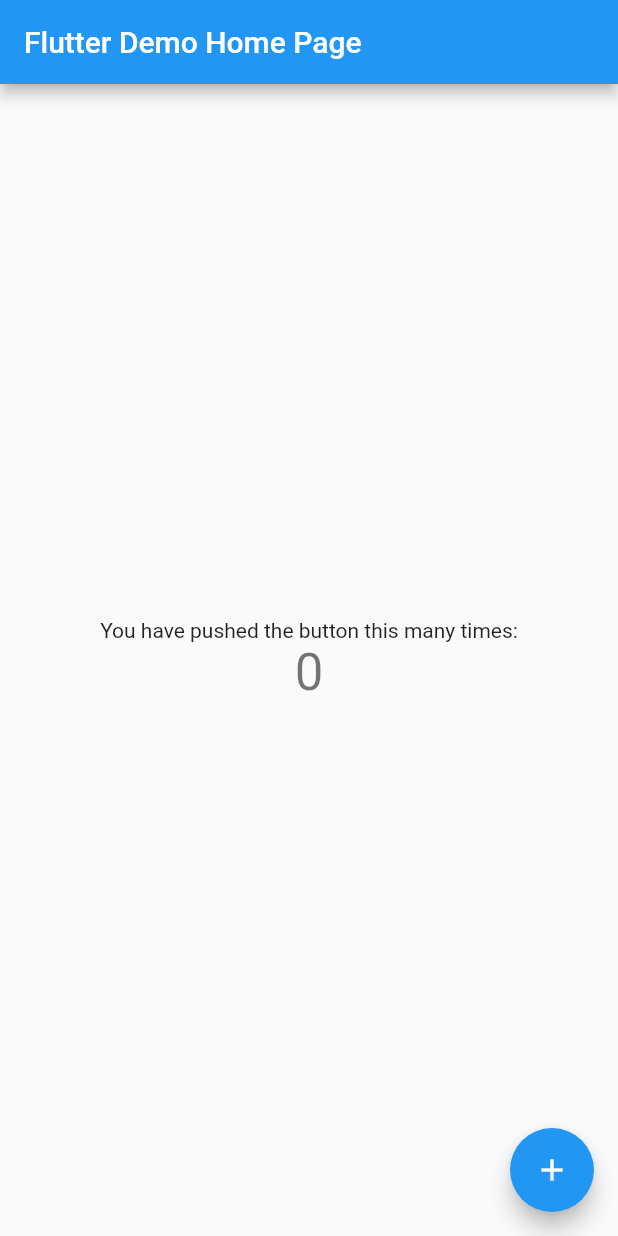
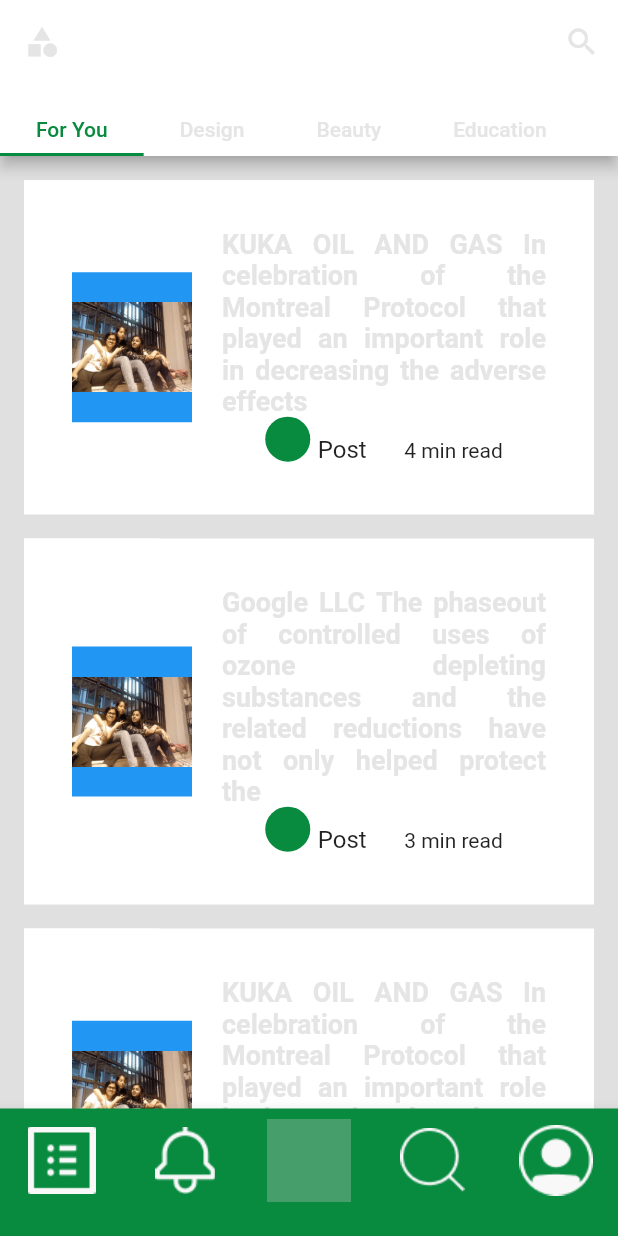
Before and after one commit to gloria2000/2021-IBM-ISL-GoodTechScholars-Greenie, a Flutter app: the screen it shows after launch, on a phone screen of 412 x 824 dp. Run offline on Flutter 3.47's test engine with Material 2 defaults, Android fonts, the phone set to English and light mode, and no system bars.

Commit message:
Add Nav Bar

```diff
--- a/lib/main.dart
+++ b/lib/main.dart
@@ -1,5 +1,5 @@
 import 'package:flutter/material.dart';
-
+import 'package:greenie/pages/feed.dart';
 void main() {
   runApp(const MyApp());
 }
@@ -24,92 +24,8 @@
         // is not restarted.
         primarySwatch: Colors.blue,
       ),
-      home: const MyHomePage(title: 'Flutter Demo Home Page'),
+      // ignore: prefer_const_constructors
+      home: Feed(),
     );
   }
 }
-
-class MyHomePage extends StatefulWidget {
-  const MyHomePage({Key? key, required this.title}) : super(key: key);
-
-  // This widget is the home page of your application. It is stateful, meaning
-  // that it has a State object (defined below) that contains fields that affect
-  // how it looks.
-
-  // This class is the configuration for the state. It holds the values (in this
-  // case the title) provided by the parent (in this case the App widget) and
-  // used by the build method of the State. Fields in a Widget subclass are
-  // always marked "final".
-
-  final String title;
-
-  @override
-  State<MyHomePage> createState() => _MyHomePageState();
-}
-
-class _MyHomePageState extends State<MyHomePage> {
-  int _counter = 0;
-
-  void _incrementCounter() {
-    setState(() {
-      // This call to setState tells the Flutter framework that something has
-      // changed in this State, which causes it to rerun the build method below
-      // so that the display can reflect the updated values. If we changed
-      // _counter without calling setState(), then the build method would not be
-      // called again, and so nothing would appear to happen.
-      _counter++;
-    });
-  }
-
-  @override
-  Widget build(BuildContext context) {
-    // This method is rerun every time setState is called, for instance as done
-    // by the _incrementCounter method above.
-    //
-    // The Flutter framework has been optimized to make rerunning build methods
-    // fast, so that you can just rebuild anything that needs updating rather
-    // than having to individually change instances of widgets.
-    return Scaffold(
-      appBar: AppBar(
-        // Here we take the value from the MyHomePage object that was created by
-        // the App.build method, and use it to set our appbar title.
-        title: Text(widget.title),
-      ),
-      body: Center(
-        // Center is a layout widget. It takes a single child and positions it
-        // in the middle of the parent.
-        child: Column(
-          // Column is also a layout widget. It takes a list of children and
-          // arranges them vertically. By default, it sizes itself to fit its
-          // children horizontally, and tries to be as tall as its parent.
-          //
-          // Invoke "debug painting" (press "p" in the console, choose the
-          // "Toggle Debug Paint" action from the Flutter Inspector in Android
-          // Studio, or the "Toggle Debug Paint" command in Visual Studio Code)
-          // to see the wireframe for each widget.
-          //
-          // Column has various properties to control how it sizes itself and
-          // how it positions its children. Here we use mainAxisAlignment to
-          // center the children vertically; the main axis here is the vertical
-          // axis because Columns are vertical (the cross axis would be
-          // horizontal).
-          mainAxisAlignment: MainAxisAlignment.center,
-          children: <Widget>[
-            const Text(
-              'You have pushed the button this many times:',
-            ),
-            Text(
-              '$_counter',
-              style: Theme.of(context).textTheme.headline4,
-            ),
-          ],
-        ),
-      ),
-      floatingActionButton: FloatingActionButton(
-        onPressed: _incrementCounter,
-        tooltip: 'Increment',
-        child: const Icon(Icons.add),
-      ), // This trailing comma makes auto-formatting nicer for build methods.
-    );
-  }
-}
--- /dev/null
+++ b/lib/pages/feed.dart
@@ -0,0 +1,223 @@
+import 'package:flutter/material.dart';
+import '../ui/utils.dart';
+class Feed extends StatefulWidget {
+  const Feed({Key? key}) : super(key: key);
+
+  @override
+  _FeedState createState() => _FeedState();
+}
+
+
+final List<Map> articles = [
+  {
+    "title": "KUKA OIL AND GAS In celebration of the Montreal Protocol that played an important role in decreasing the adverse effects",
+    "author": "Post",
+    "time": "4 min read",
+  },
+  {
+    "title": "Google LLC The phaseout of controlled uses of ozone depleting substances and the related reductions have not only helped protect the ",
+    "author": "Post",
+    "time": "3 min read",
+  },
+ {
+    "title": "KUKA OIL AND GAS In celebration of the Montreal Protocol that played an important role in decreasing the adverse effects",
+    "author": "Post",
+    "time": "4 min read",
+  },
+  {
+    "title": "Google LLC The phaseout of controlled uses of ozone depleting substances and the related reductions have not only helped protect the ",
+    "author": "Post",
+    "time": "3 min read",
+  },
+  {
+    "title": "KUKA OIL AND GAS In celebration of the Montreal Protocol that played an important role in decreasing the adverse effects",
+    "author": "Post",
+    "time": "4 min read",
+  },
+  {
+    "title": "Google LLC The phaseout of controlled uses of ozone depleting substances and the related reductions have not only helped protect the ",
+    "author": "Post",
+    "time": "3 min read",
+  },
+  {
+    "title": "How to Seem Like You Always Have Your Shot Together",
+    "author": "Jonhy Vino",
+    "time": "4 min read",
+  },
+];
+
+
+class _FeedState extends State<Feed> {
+  var greenieTheme = new GreenieTheme();
+
+  @override
+  Widget build(BuildContext context) {
+    return DefaultTabController(
+      initialIndex: 0,
+      length: 5,
+      child: Theme(
+        data: ThemeData(
+          primaryColor: greenieTheme.primaryColor,
+          appBarTheme: AppBarTheme(
+            color: Colors.white,
+            toolbarTextStyle: TextStyle(
+                color: greenieTheme.secondaryColor,
+                fontSize: 20.0,
+                fontWeight: FontWeight.bold,
+              ),
+            iconTheme: IconThemeData(color: greenieTheme.secondaryColor),
+            actionsIconTheme: IconThemeData(
+              color: greenieTheme.secondaryColor,
+            ),
+          ),
+        ),
+        child: Scaffold(
+          backgroundColor: Theme.of(context).buttonColor,
+          appBar: AppBar(
+            centerTitle: true,
+            title: Text('Feed'),
+            leading: Icon(Icons.category),
+            actions: <Widget>[
+              IconButton(
+                icon: Icon(Icons.search),
+                onPressed: () {},
+              )
+            ],
+            bottom: TabBar(
+              isScrollable: true,
+              labelColor: greenieTheme.primaryColor,
+              indicatorColor: greenieTheme.primaryColor,
+              unselectedLabelColor: greenieTheme.secondaryColor,
+              tabs: <Widget>[
+                Padding(
+                  padding: const EdgeInsets.all(8.0),
+                  child: Text("For You"),
+                ),
+                Padding(
+                  padding: const EdgeInsets.all(8.0),
+                  child: Text("Design"),
+                ),
+                Padding(
+                  padding: const EdgeInsets.all(8.0),
+                  child: Text("Beauty"),
+                ),
+                Padding(
+                  padding: const EdgeInsets.all(8.0),
+                  child: Text("Education"),
+                ),
+                Padding(
+                  padding: const EdgeInsets.all(8.0),
+                  child: Text("Entertainment"),
+                ),
+              ],
+            ),
+          ),
+          body: TabBarView(
+            children: <Widget>[
+              ListView.separated(
+                padding: const EdgeInsets.all(16.0),
+                itemCount: articles.length,
+                itemBuilder: (context, index) {
+                  return _buildArticleItem(index);
+                },
+                separatorBuilder: (context, index) =>
+                    const SizedBox(height: 16.0),
+              ),
+              Container(
+                child: Text("Tab 2"),
+              ),
+              Container(
+                child: Text("Tab 3"),
+              ),
+              Container(
+                child: Text("Tab 4"),
+              ),
+              Container(
+                child: Text("Tab 5"),
+              ),
+            ],
+          ),
+
+          bottomNavigationBar: NavBar(),
+        ),
+      ),
+    );
+  }
+
+
+  Widget _buildArticleItem(int index) {
+    Map article = articles[index];
+    final String sample = 'assets/';
+    return Container(
+      color: Colors.white,
+      child: Stack(
+        children: <Widget>[
+          Container(
+            width: 90,
+            height: 90,
+            color:greenieTheme.bgColor,
+          ),
+          Container(
+            color: Colors.white,
+            padding: const EdgeInsets.all(16.0),
+            margin: const EdgeInsets.all(16.0),
+            child: Row(
+              children: <Widget>[
+                Container(
+                  height: 100,
+                  color: Colors.blue,
+                  width: 80.0,
+                  child: Image.asset('assets/images.jpg'),
+                ),
+                const SizedBox(width: 20.0),
+                Expanded(
+                  child: Column(
+                    children: <Widget>[
+                      Text(
+                        article["title"],
+                        textAlign: TextAlign.justify,
+                        style: TextStyle(
+                          color: greenieTheme.secondaryColor,
+                          fontWeight: FontWeight.bold,
+                          fontSize: 18.0,
+                        ),
+                      ),
+                      Text.rich(
+                        TextSpan(
+                          children: [
+                            WidgetSpan(
+                              child: CircleAvatar(
+                                radius: 15.0,
+                                backgroundColor: greenieTheme.primaryColor,
+                              ),
+                            ),
+                            WidgetSpan(
+                              child: const SizedBox(width: 5.0),
+                            ),
+                            TextSpan(
+                                text: article["author"],
+                                style: TextStyle(fontSize: 16.0)),
+                            WidgetSpan(
+                              child: const SizedBox(width: 20.0),
+                            ),
+                            WidgetSpan(
+                              child: const SizedBox(width: 5.0),
+                            ),
+                            TextSpan(
+                              text: article["time"],
+                            ),
+                          ],
+                        ),
+                        style: TextStyle(height: 2.0),
+                      ),
+                    ],
+                  ),
+                )
+              ],
+            ),
+          )
+        ],
+      ),
+    );
+  }
+}
--- /dev/null
+++ b/lib/ui/utils.dart
@@ -0,0 +1,44 @@
+import 'package:flutter/material.dart';
+
+class GreenieTheme{
+  final primaryColor = Color(0xff088A3F);
+  final secondaryColor = Color(0xffE5E5E5);
+  final bgColor = Colors.white;
+
+}
+
+
+class NavBar extends StatelessWidget {
+  var greenieTheme = GreenieTheme();
+  NavBar({Key? key}) : super(key: key);
+  @override
+  Widget build(BuildContext context) {
+    return BottomNavigationBar(
+      currentIndex: 1,
+      backgroundColor: greenieTheme.primaryColor,
+      type: BottomNavigationBarType.fixed,
+      items: [
+        BottomNavigationBarItem(
+          icon: Image.asset('assets/icons/events.png'),
+          label: " ",
+        ),
+        BottomNavigationBarItem(
+          icon:  Image.asset('assets/icons/notif.png'),
+          label: "",
+        ),
+        BottomNavigationBarItem(
+          icon:  Image.asset('assets/icons/feeds.png'),
+          label: " ",
+        ),
+        BottomNavigationBarItem(
+          icon:  Image.asset('assets/icons/Vectorsearch.png'),
+          label: " ",
+        ),
+        BottomNavigationBarItem(
+          icon:  Image.asset('assets/icons/profile.png'),
+          label: " ",
+        ),
+      ],
+    );
+  }
+}
```
Also changed, not shown: pubspec.yaml (+5 -3 lines), assets/icons/Vectorsearch.png (added), assets/icons/events.png (added), assets/icons/feeds.png (added), assets/icons/notif.png (added), assets/icons/profile.png (added), assets/images.jpg (added), 1 other file.
